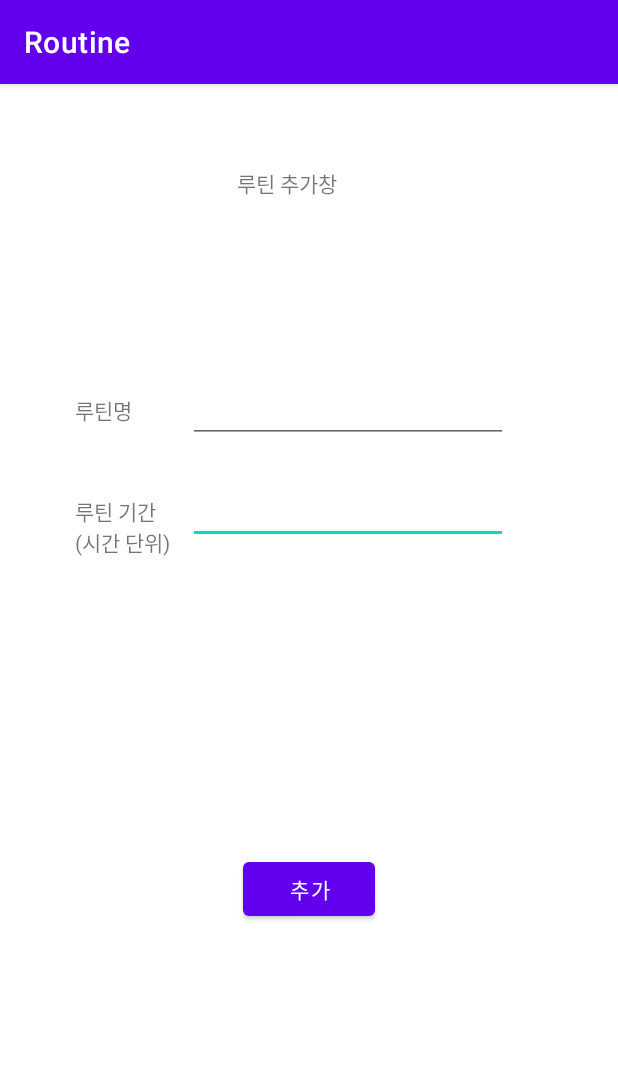
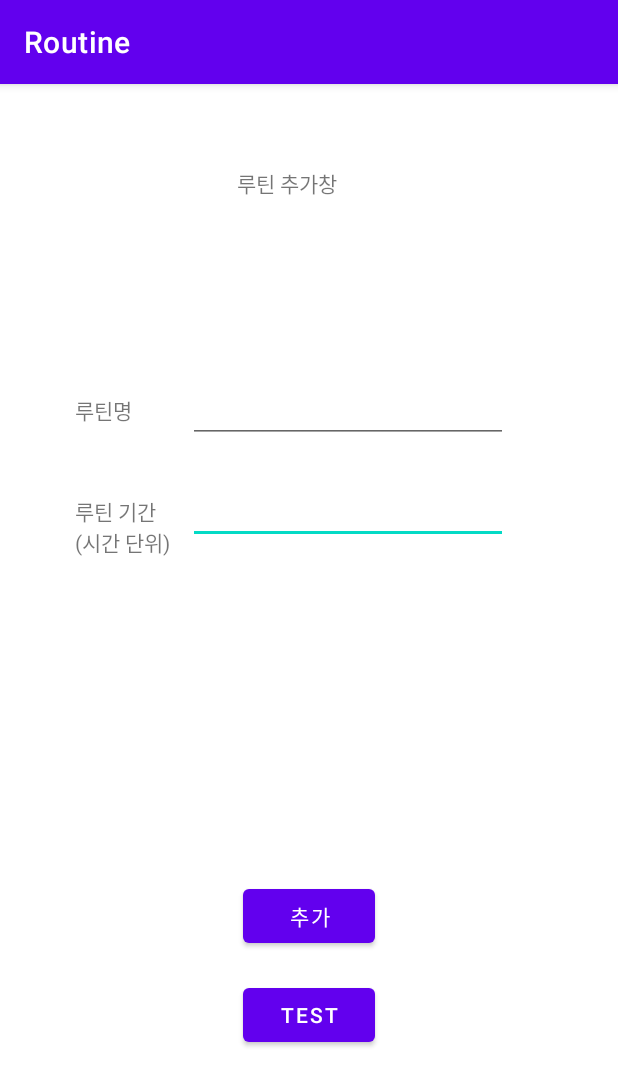
Before and after one commit to dohoon123/mobile_team13, an Android app: the screen it shows after launch (Routine), after a tap on "영구루틴 추가", on a phone screen of 412 x 824 dp. Shown: the top 1086 px of the screen. Run offline under Robolectric (Android 15) with nearby library versions, the phone set to English and light mode, and no system bars; libraries missing offline, so code that uses them is left out: com.github.mikephil.charting; 41 statements that could not run were skipped.

Commit message:
일회용 다회용 시간표 구분/ 아래로 스와이프 시 리프래쉬 /초기화

```diff
--- a/app/src/main/java/com/example/round/TimetableFragment.kt
+++ b/app/src/main/java/com/example/round/TimetableFragment.kt
@@ -41,6 +41,7 @@ class TimetableFragment : Fragment() {
     override fun onViewCreated(view: View, savedInstanceState: Bundle?) {
         super.onViewCreated(view, savedInstanceState)
         binding!!.apply {
+            init()
             initHelper()
             initRecyclerView()
         }
@@ -52,16 +53,23 @@ class TimetableFragment : Fragment() {
         binding = null
     }
 
+
+
+
     fun initHelper(){
         //여기서 데이터 읽어올 거임
         var context=this.context
         this.rDBHelper= rDBHelper(context!!)
+        rDBHelper.onCreate(rDBHelper.writableDatabase)
+
         this.sDBHelper=sDBHelper(context!!)
         //데이터 넣어주고 여기서 있는거 넣어줄거임...
         this.routineArray=rDBHelper.selectAll()
         this.scheduleArray=sDBHelper.selectAll()
 
         var tempString=""
+        timetableDataList.clear()
+        Toast.makeText(context,timetableDataList.size.toString(),Toast.LENGTH_SHORT).show()
         for (i in 0 until routineArray.size-1){
             for (j in 0 until scheduleArray.size-1){
                 //같은 routine에 속하는 schedule을 넣어줘서 string으로 보여줄거임..
@@ -117,7 +125,6 @@ class TimetableFragment : Fragment() {
                     }
                 })
                 builder.setNegativeButton("취소", DialogInterface.OnClickListener { dialog, which ->
-
                     recyclerView.adapter=adapter
                 })
                 builder.show()
@@ -138,7 +145,13 @@ class TimetableFragment : Fragment() {
                     var intent= Intent(context, Schedule::class.java)
                     intent.putExtra("RID", data.routineID.toString())
                     startActivity(intent)
-                    Toast.makeText(context, "routineID:"+data.routineID.toString()+" 스케줄 추가화면으로 이동함",Toast.LENGTH_SHORT).show()
+
+
+                    //Toast.makeText(context, "routineID:"+data.routineID.toString()+" 스케줄 추가화면으로 이동함",Toast.LENGTH_SHORT).show()
+                    if(rDBHelper.isDisposable(data.routineID.toString())=="1")
+                        Toast.makeText(context,"일회용 시간표입니다.",Toast.LENGTH_SHORT).show()
+                    else
+                        Toast.makeText(context,"다회용 시간표입니다.",Toast.LENGTH_SHORT).show()
                 }
             }
 
@@ -148,11 +161,43 @@ class TimetableFragment : Fragment() {
 
             add.setOnClickListener {
                 var intent= Intent(context, Routine::class.java)
+                intent.putExtra("disposable","false")
                 startActivity(intent)
             }
             tempAdd.setOnClickListener {
                 Toast.makeText(context,"일회성 시간표 만들기 파트",Toast.LENGTH_SHORT).show()
                 //루틴으로 intent실어서 보내고, 만들고 계속 수정가능할 것인지? 얘기해봐야할듯
+
+                var intent= Intent(context, Routine::class.java)
+                intent.putExtra("disposable","true")
+                startActivity(intent)
+            }
+
+
+
+            reset.setOnClickListener {
+                rDBHelper.reset()
+                rDBHelper.onCreate(rDBHelper.writableDatabase)
+                rDBHelper=rDBHelper(requireContext())
+                initHelper()
+            }
+
+        }
+
+
+
+    }
+
+    fun init(){
+        binding!!.apply {
+            refreshLayout.setOnRefreshListener {
+                initHelper()
+                initRecyclerView()
+                adapter.notifyDataSetChanged()
+                recyclerView.adapter=adapter
+                refreshLayout.isRefreshing = false
+                Toast.makeText(context, "목록을 새로고침 했습니다.", Toast.LENGTH_SHORT).show()
+                //리사이클러 어댑터 뷰의 데이터 구성이 변해서 바로 체크할 수 있도록
             }
         }
 
@@ -160,4 +205,6 @@ class TimetableFragment : Fragment() {
 
     }
 
+
+
 }
--- a/app/src/main/java/com/example/round/routineData.kt
+++ b/app/src/main/java/com/example/round/routineData.kt
@@ -2,5 +2,5 @@ package com.example.round
 
 
 //routineTerm: 기간(시간 단위. 12시간, 24시간 등), repeatDay: 반복 요일
-data class routineData(var routineID: Int, var routineName: String, var routineTerm: Int, var alarmChecked : Int)//var repeatDay: 추가 예정
+data class routineData(var routineID: Int, var routineName: String, var routineTerm: Int, var alarmChecked : Int, var disposable:Int)//var repeatDay: 추가 예정
                                                                                               //알람 누른 횟수 확인용 alarmChecked
--- a/app/src/main/res/layout/activity_routine.xml
+++ b/app/src/main/res/layout/activity_routine.xml
@@ -10,13 +10,20 @@
         android:id="@+id/routineInsertBtn"
         android:layout_width="wrap_content"
         android:layout_height="wrap_content"
-        android:layout_marginTop="188dp"
-        android:layout_marginBottom="189dp"
+        android:layout_marginBottom="18dp"
         android:text="추가"
+        app:layout_constraintBottom_toTopOf="@+id/test"
+        app:layout_constraintStart_toStartOf="@+id/test" />
+
+    <Button
+        android:id="@+id/test"
+        android:layout_width="wrap_content"
+        android:layout_height="wrap_content"
+        android:layout_marginBottom="123dp"
+        android:text="test"
         app:layout_constraintBottom_toBottomOf="parent"
         app:layout_constraintEnd_toEndOf="parent"
-        app:layout_constraintStart_toStartOf="parent"
-        app:layout_constraintTop_toBottomOf="@+id/termEdit" />
+        app:layout_constraintStart_toStartOf="parent" />
 
     <TextView
         android:id="@+id/textView4"
```
Also changed, not shown: app/src/main/java/com/example/round/Routine.kt (+14 -2 lines), app/src/main/java/com/example/round/rDBHelper.kt (+64 -9 lines), app/src/main/res/layout/fragment_timetable.xml (+19 -1 lines).
